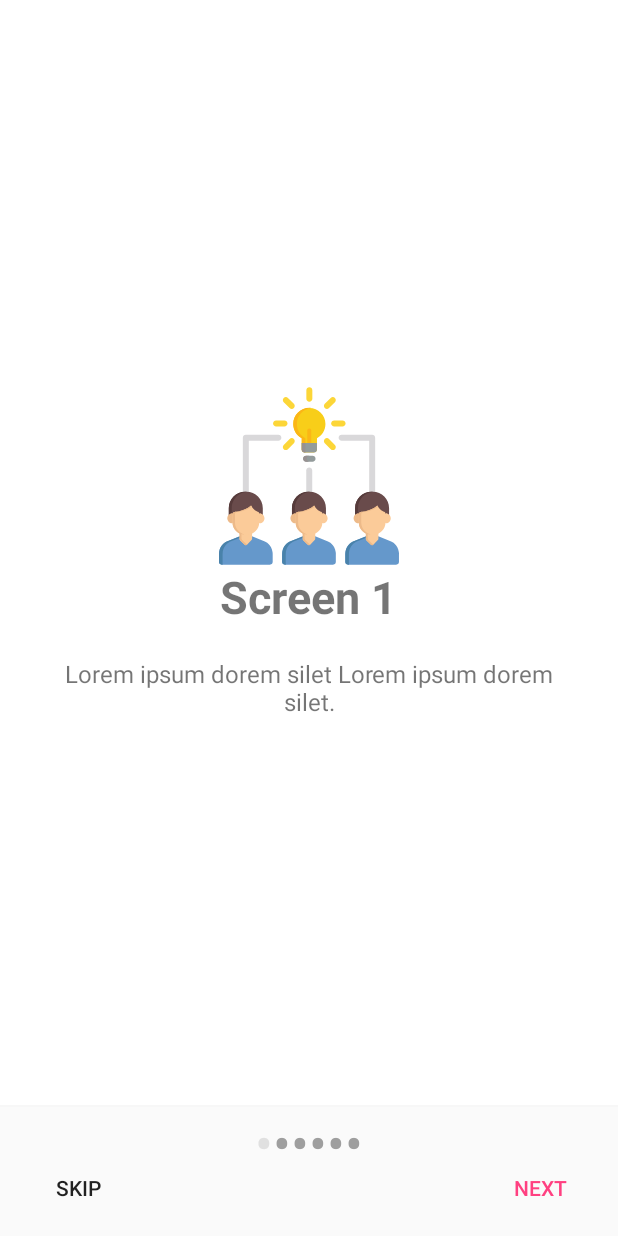
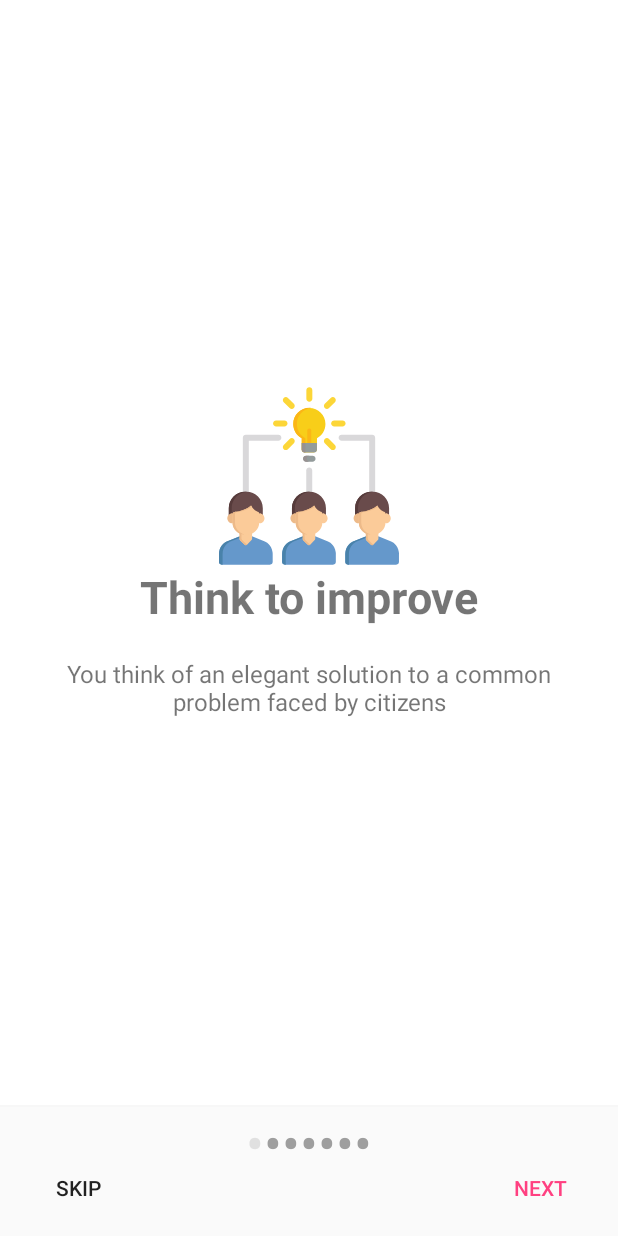
Before and after one commit to ShivayaDevs/SarkarSalahkar, an Android app: the screen it shows after launch (MainActivity), on a phone screen of 412 x 824 dp. Run offline under Robolectric (Android 15) with nearby library versions, the phone set to English and light mode, and no system bars.

Commit message:
Onboarding screen completed, will now hook it up backend

```diff
--- a/app/src/main/java/hackerrepublic/sarkarsalahkar/MainActivity.java
+++ b/app/src/main/java/hackerrepublic/sarkarsalahkar/MainActivity.java
@@ -53,11 +53,14 @@ public class MainActivity extends AppCompatActivity {
         imageResources = new int[]{
                 R.drawable.ic_brainstorming_b,
                 R.drawable.ic_contract,
+                R.drawable.ic_rep_medal,
                 R.drawable.ic_escalate,
                 R.drawable.ic_promotion,
-                R.drawable.ic_master,
-                R.drawable.ic_package,
-//                R.drawable.ic_loss
+                R.drawable.ic_loss,
+//                R.drawable.runstreak_badge_365_on,
+                R.drawable.ic_discover_singles,
+//                R.drawable.ic_master,
+//                R.drawable.ic_package,
         };
         // adding bottom dots
         addBottomDots(0);
--- /dev/null
+++ b/app/src/main/res/drawable/ic_loss.xml
@@ -0,0 +1,27 @@
+<vector xmlns:android="http://schemas.android.com/apk/res/android"
+        android:width="504dp"
+        android:height="504dp"
+        android:viewportWidth="504.0"
+        android:viewportHeight="504.0">
+    <path
+        android:pathData="M504,432.6c0,7.2 -5.6,12 -12.8,12H12.8c-7.2,0 -12.8,-4.8 -12.8,-12l0,0c0,-7.2 5.6,-12 12.8,-12H492C498.4,420.6 504,425.4 504,432.6L504,432.6z"
+        android:fillColor="#719FA3"/>
+    <path
+        android:pathData="M240,334.2c24.8,0 44,-20 44,-45.6v-180c0,-24.8 -19.2,-45.6 -44,-45.6l0,0c-24.8,0 -44,20 -44,45.6v180C196,314.2 215.2,334.2 240,334.2L240,334.2z"
+        android:fillColor="#7A0300"/>
+    <path
+        android:pathData="M193.6,288.6c0,24.8 20,45.6 45.6,45.6l0,0c24.8,0 45.6,-20 45.6,-45.6v-180c0,-24.8 -20,-45.6 -45.6,-45.6l0,0"
+        android:fillColor="#490000"/>
+    <path
+        android:pathData="M271.2,324.6c17.6,-17.6 17.6,-46.4 0,-64.8L85.6,75c-17.6,-17.6 -46.4,-17.6 -64,0l0,0C4,92.6 4,121.4 21.6,139.8l184.8,184.8C224.8,342.2 253.6,342.2 271.2,324.6L271.2,324.6z"
+        android:fillColor="#D32A0F"/>
+    <path
+        android:pathData="M271.2,324.6L271.2,324.6c17.6,-17.6 17.6,-46.4 0,-64.8L85.6,75c-17.6,-17.6 -46.4,-17.6 -64,0l0,0"
+        android:fillColor="#A00D05"/>
+    <path
+        android:pathData="M496,362.2l-142.4,-28l24.8,-24.8l-172,-172c-17.6,-17.6 -17.6,-46.4 0,-64.8c17.6,-17.6 46.4,-17.6 64.8,0l172,172l24.8,-24.8L496,362.2z"
+        android:fillColor="#D32A0F"/>
+    <path
+        android:pathData="M206.4,72.6c17.6,-17.6 46.4,-17.6 64.8,0l172,172l24.8,-24.8l28,142.4"
+        android:fillColor="#A00D05"/>
+</vector>
--- a/app/src/main/res/values/strings.xml
+++ b/app/src/main/res/values/strings.xml
@@ -7,23 +7,26 @@
     <string name="skip">SKIP</string>
     <string name="got_it">Got it!</string>
 
-    <string name="start_screen1_title">Screen 1</string>
-    <string name="start_screen1_desc">Lorem ipsum dorem silet Lorem ipsum dorem silet.</string>
+    <string name="start_screen1_title">Think to improve</string>
+    <string name="start_screen1_desc">You think of an elegant solution to a common problem faced by citizens</string>
 
-    <string name="start_screen2_title">Screen 2</string>
-    <string name="start_screen2_desc">Lorem ipsum dorem silet Lorem ipsum dorem silet.</string>
+    <string name="start_screen2_title">Write your idea</string>
+    <string name="start_screen2_desc">Type in your idea specifying complete details to help our algorithms find subject experts for your idea who will review your idea.</string>
 
-    <string name="start_screen3_title">Screen 3</string>
-    <string name="start_screen3_desc">Lorem ipsum dorem silet Lorem ipsum dorem silet.</string>
+    <string name="start_screen3_title">Reputation</string>
+    <string name="start_screen3_desc">You maintain a topic wise reputation in this community. More the reputation, more you matter.</string>
 
-    <string name="start_screen4_title">Screen 4</string>
-    <string name="start_screen4_desc">Lorem ipsum dorem silet Lorem ipsum dorem silet.</string>
+    <string name="start_screen4_title">Gain Reputation</string>
+    <string name="start_screen4_desc">If your idea gets escalated or you, being an expert, escalate someone else\'s idea further, you gain reputation.</string>
 
-    <string name="start_screen5_title">Screen 5</string>
-    <string name="start_screen5_desc">Lorem ipsum dorem silet Lorem ipsum dorem silet.</string>
+    <string name="start_screen5_title">Get Promoted</string>
+    <string name="start_screen5_desc">As your reputation increases, you become a Level-1 expert. Remember, with great power, comes great responsibility.</string>
 
-    <string name="start_screen6_title">Screen 6</string>
-    <string name="start_screen6_desc">Lorem ipsum dorem silet Lorem ipsum dorem silet.</string>
+    <string name="start_screen6_title">Losing Reputation</string>
+    <string name="start_screen6_desc">If you write poor ideas continuously, or being an expert, if you escalate poor ideas, you\'ll lose reputation.</string>
+
+    <string name="start_screen7_title">India\'s Adviser</string>
+    <string name="start_screen7_desc">Our intelligent algorithms make sure your ideas don\'t get lost amongst millions of other ideas and reach the destination they deserve.</string>
 
     <string-array name="start_screen_titles">
         <item>@string/start_screen1_title</item>
@@ -32,6 +35,7 @@
         <item>@string/start_screen4_title</item>
         <item>@string/start_screen5_title</item>
         <item>@string/start_screen6_title</item>
+        <item>@string/start_screen7_title</item>
     </string-array>
 
     <string-array name="start_screen_descriptions">
@@ -41,6 +45,7 @@
         <item>@string/start_screen4_desc</item>
         <item>@string/start_screen5_desc</item>
         <item>@string/start_screen6_desc</item>
+        <item>@string/start_screen7_desc</item>
     </string-array>
 
     <string name="onboard_screen1_title">Title Here</string>
```
Also changed, not shown: app/src/main/java/hackerrepublic/sarkarsalahkar/fragments/MainFragment.java (+8 -0 lines), app/src/main/java/hackerrepublic/sarkarsalahkar/fragments/MyIdeasFragment.java (+8 -0 lines), app/src/main/res/layout/content_home.xml (+19 -2 lines), app/src/main/res/drawable/ic_discover_singles.png (added), app/src/main/res/drawable/ic_rep_medal.png (added), app/src/main/res/drawable/mindman365.png (added), app/src/main/res/drawable/runstreak_badge_365_on.png (added).
